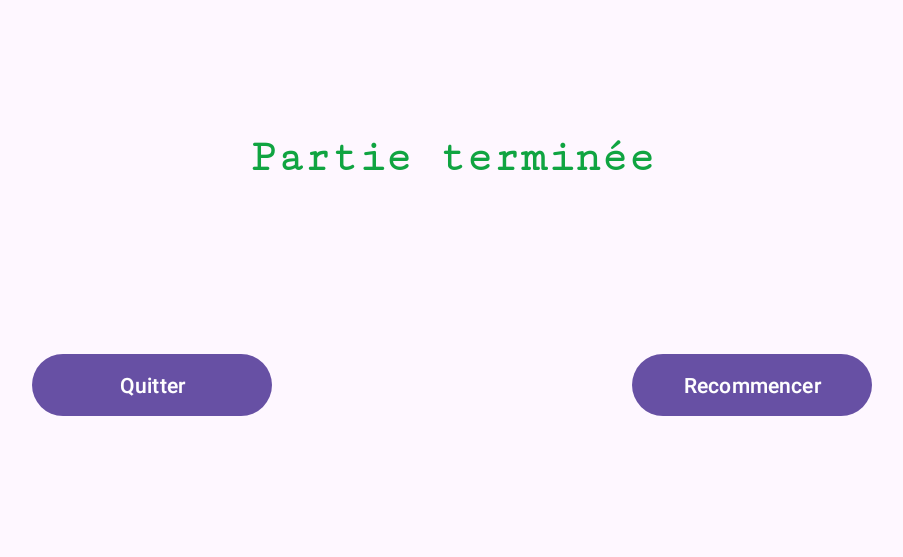
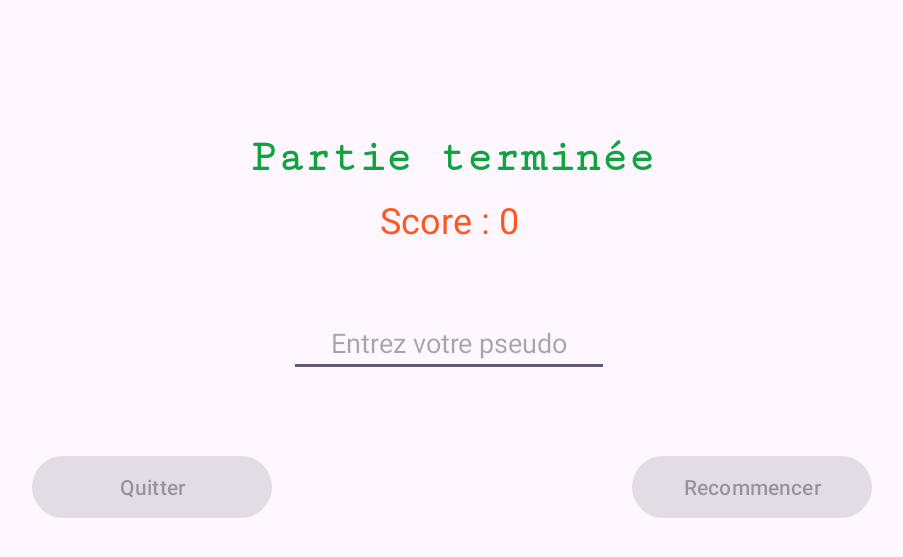
Before and after one commit to JayroZeppely/HoleShot, an Android app: the ResultActivity screen opened directly, with no data from a screen before it, on a phone screen of 824 x 412 dp (held sideways). Shown: the top 557 px of the screen, without its empty margins (166-1069 px from the left). Run offline under Robolectric (Android 15) with nearby library versions, the phone set to English and light mode, and no system bars.

Commit message:
insertion du score OK

```diff
--- a/app/src/main/java/helloandroid/ut3/holeshot/GameActivity.java
+++ b/app/src/main/java/helloandroid/ut3/holeshot/GameActivity.java
@@ -84,6 +84,7 @@ public class GameActivity extends AppCompatActivity implements GameView.GameEven
             } else {
                 gameHandler.removeCallbacks(this);
                 Intent intent = new Intent(GameActivity.this, ResultActivity.class);
+                intent.putExtra("score", score); //pour envoyer le score à la nouvelle activité
                 startActivity(intent);
             }
         }
@@ -92,6 +93,7 @@ public class GameActivity extends AppCompatActivity implements GameView.GameEven
     public void onGameOver() {
         gameHandler.removeCallbacks(setTimer);
         Intent intent = new Intent(GameActivity.this, ResultActivity.class);
+        intent.putExtra("score", score); //pour envoyer le score à la nouvelle activité
         startActivity(intent);
     }
 
--- a/app/src/main/java/helloandroid/ut3/holeshot/ResultActivity.java
+++ b/app/src/main/java/helloandroid/ut3/holeshot/ResultActivity.java
@@ -6,8 +6,11 @@ import android.content.Context;
 import android.content.Intent;
 import android.content.SharedPreferences;
 import android.os.Bundle;
+import android.text.Editable;
+import android.text.TextWatcher;
 import android.view.View;
 import android.widget.Button;
+import android.widget.EditText;
 import android.widget.TextView;
 
 import androidx.activity.EdgeToEdge;
@@ -20,8 +23,11 @@ import androidx.core.view.WindowInsetsCompat;
 public class ResultActivity extends AppCompatActivity {
 
     TextView textFinish;
+    TextView textScore;
     Button btnQuit;
     Button btnRestart;
+    EditText pseudoInput;
+    int score;
 
 
     @Override
@@ -35,12 +41,35 @@ public class ResultActivity extends AppCompatActivity {
             return insets;
         });
         textFinish = findViewById(R.id.text_finish);
+        textScore = findViewById(R.id.text_score);
         btnQuit = findViewById(R.id.btn_quit);
         btnRestart = findViewById(R.id.btn_restart);
+        pseudoInput = findViewById(R.id.pseudo_input);
+        score = getIntent().getIntExtra("score", 0);
+
+        textScore.setText("Score : "+ score);
+
+        pseudoInput.addTextChangedListener(new TextWatcher() {
+            @Override
+            public void beforeTextChanged(CharSequence s, int start, int count, int after) {
+            }
+
+            @Override
+            public void onTextChanged(CharSequence s, int start, int before, int count) {
+                boolean isPseudoEmpty = s.toString().trim().isEmpty();
+                btnQuit.setEnabled(!isPseudoEmpty);
+                btnRestart.setEnabled(!isPseudoEmpty);
+            }
+
+            @Override
+            public void afterTextChanged(Editable s) {
+            }
+        });
 
         btnQuit.setOnClickListener(new View.OnClickListener() {
             @Override
             public void onClick(View v) {
+                saveScore();
                 Intent intent = new Intent(ResultActivity.this, MainActivity.class);
                 startActivity(intent);
             }
@@ -49,6 +78,7 @@ public class ResultActivity extends AppCompatActivity {
         btnRestart.setOnClickListener(new View.OnClickListener() {
             @Override
             public void onClick(View v) {
+                saveScore();
                 Intent intent = new Intent(ResultActivity.this, ModeActivity.class);
                 startActivity(intent);
             }
@@ -57,6 +87,7 @@ public class ResultActivity extends AppCompatActivity {
         getOnBackPressedDispatcher().addCallback(this, new OnBackPressedCallback(true) {
             @Override
             public void handleOnBackPressed() {
+                saveScore();
                 Intent intent = new Intent(ResultActivity.this, MainActivity.class);
                 startActivity(intent);
             }
@@ -74,5 +105,20 @@ public class ResultActivity extends AppCompatActivity {
         editor.apply();
     }
 
+    //Envoi du score à la bdd
+    private void saveScore(){
+        String pseudo = pseudoInput.getText().toString().trim();
+        if(pseudo.isEmpty()){
+            return;
+        }
 
+        new Thread(() -> {
+            try {
+                DBConnexion.insertScore(pseudo, score);
+            } catch (Exception e) {
+                e.printStackTrace();
+                throw new RuntimeException(e);
+            }
+        }).start();
+    }
 }
--- a/app/src/main/res/layout/activity_result.xml
+++ b/app/src/main/res/layout/activity_result.xml
@@ -18,19 +18,47 @@
         android:textSize="30sp"
         android:text="Partie terminée"
         android:textAlignment="center"
-
         android:textStyle="bold"
         app:layout_constraintEnd_toEndOf="parent"
         app:layout_constraintHorizontal_bias="0.5"
         app:layout_constraintStart_toStartOf="parent"
         app:layout_constraintTop_toTopOf="parent" />
 
+
+    <TextView
+        android:id="@+id/text_score"
+        android:layout_width="wrap_content"
+        android:layout_height="wrap_content"
+        android:textAlignment="center"
+        android:textColor="#FF5722"
+        android:textSize="24sp"
+        app:layout_constraintEnd_toEndOf="parent"
+        app:layout_constraintHorizontal_bias="0.498"
+        app:layout_constraintStart_toStartOf="parent"
+        app:layout_constraintTop_toBottomOf="@+id/text_finish" />
+
+    <EditText
+        android:id="@+id/pseudo_input"
+        android:layout_width="wrap_content"
+        android:layout_height="wrap_content"
+        android:layout_marginTop="76dp"
+        android:ems="10"
+        android:hint="Entrez votre pseudo"
+        android:inputType="text"
+        android:maxLength="15"
+        android:textAlignment="center"
+        app:layout_constraintEnd_toEndOf="parent"
+        app:layout_constraintHorizontal_bias="0.497"
+        app:layout_constraintStart_toStartOf="parent"
+        app:layout_constraintTop_toBottomOf="@+id/text_finish" />
+
     <Button
         android:id="@+id/btn_quit"
         android:layout_width="160dp"
         android:layout_height="49dp"
-        android:layout_marginTop="232dp"
+        android:layout_marginTop="300dp"
         android:layout_marginEnd="108dp"
+        android:enabled="false"
         android:text="Quitter"
         app:layout_constraintEnd_toStartOf="@+id/btn_restart"
         app:layout_constraintHorizontal_bias="0.5"
@@ -41,7 +69,8 @@
         android:id="@+id/btn_restart"
         android:layout_width="160dp"
         android:layout_height="49dp"
-        android:layout_marginTop="232dp"
+        android:layout_marginTop="300dp"
+        android:enabled="false"
         android:text="Recommencer"
         app:layout_constraintEnd_toEndOf="parent"
         app:layout_constraintHorizontal_bias="0.5"
```
Also changed, not shown: app/src/main/java/helloandroid/ut3/holeshot/DBConnexion.java (added, +37 -0 lines).
